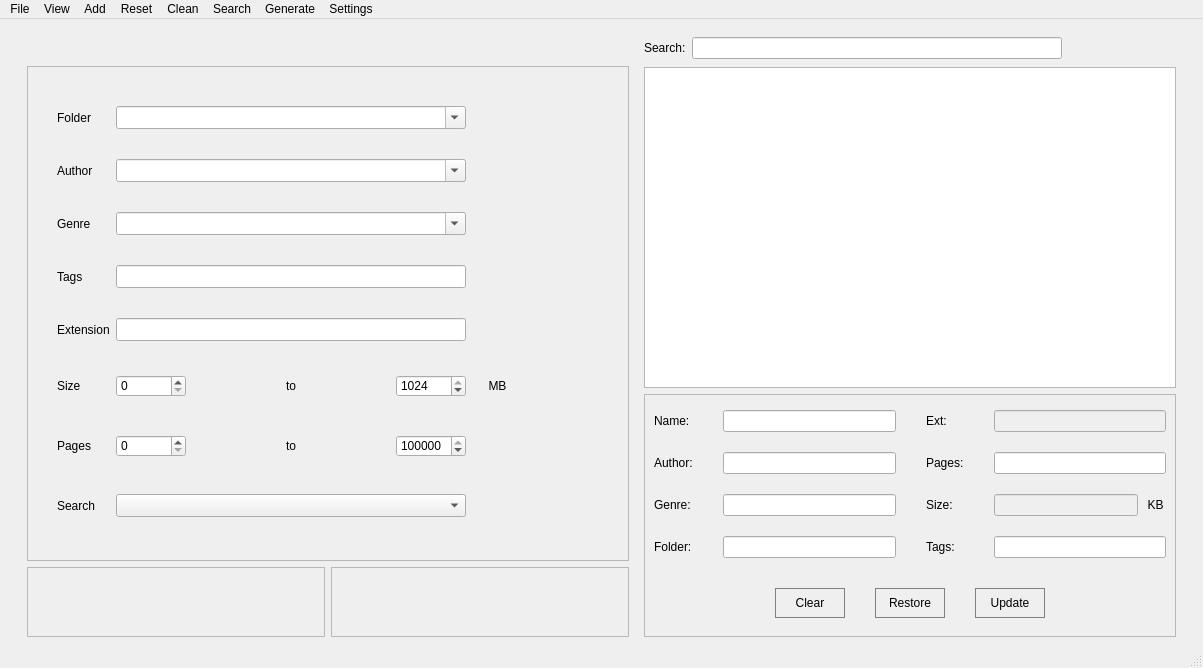
The window that mainwindow.ui (MarioFares/Ebook-Access-Cpp) describes before a commit, drawn with Qt 5.
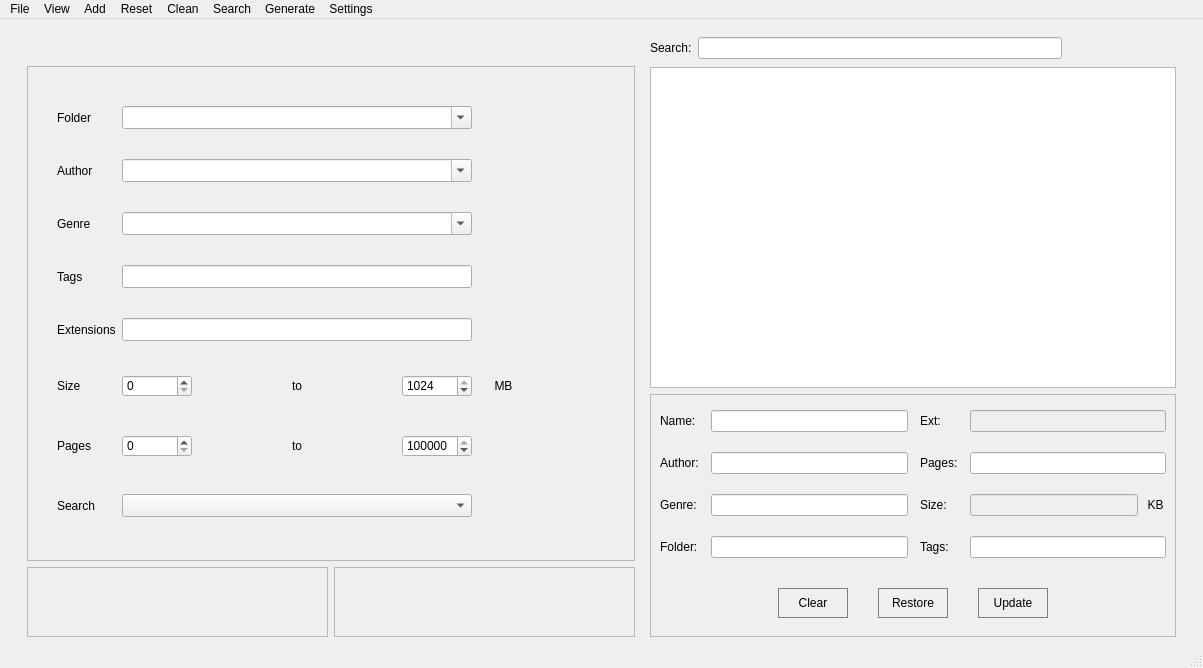
The same window after the commit. Icons and pictures are not drawn.

Commit message: Removed the horizontal layout in the untilities frame

```diff
--- a/mainwindow.ui
+++ b/mainwindow.ui
@@ -150,7 +150,7 @@
                <item row="4" column="0">
                 <widget class="QLabel" name="labelExtensionCriteria">
                  <property name="text">
-                  <string>Extension</string>
+                  <string>Extensions</string>
                  </property>
                 </widget>
                </item>
@@ -905,9 +905,7 @@
                <property name="frameShadow">
                 <enum>QFrame::Raised</enum>
                </property>
-               <layout class="QGridLayout" name="gridLayout_5">
-                <item row="0" column="0">
-                 <layout class="QHBoxLayout" name="horLayInfoButtons">
+               <layout class="QHBoxLayout" name="horizontalLayout_3">
                   <item>
                    <widget class="QPushButton" name="buttonSummaries">
                     <property name="minimumSize">
@@ -1014,8 +1012,6 @@
                    </widget>
                   </item>
                  </layout>
-                </item>
-               </layout>
               </widget>
              </item>
             </layout>
@@ -1254,15 +1250,24 @@
                 <number>9</number>
                </property>
                <item>
-                <layout class="QGridLayout" name="gridLayDetailsFields">
+                <layout class="QGridLayout" name="gridLayDetailsFields" rowstretch="1,1,1,1" rowminimumheight="1,1,1,1">
                  <property name="sizeConstraint">
                   <enum>QLayout::SetNoConstraint</enum>
                  </property>
+                 <property name="horizontalSpacing">
+                  <number>12</number>
+                 </property>
                  <property name="verticalSpacing">
                   <number>20</number>
                  </property>
                  <item row="2" column="2">
                   <widget class="QLabel" name="labelDetailsSize">
+                   <property name="maximumSize">
+                    <size>
+                     <width>16777215</width>
+                     <height>24</height>
+                    </size>
+                   </property>
                    <property name="text">
                     <string>Size:</string>
                    </property>
@@ -1292,6 +1297,12 @@
                      <height>0</height>
                     </size>
                    </property>
+                   <property name="maximumSize">
+                    <size>
+                     <width>16777215</width>
+                     <height>24</height>
+                    </size>
+                   </property>
                    <property name="styleSheet">
                     <string notr="true">QFrame {
 border: 0px;
@@ -1373,6 +1384,12 @@
                  </item>
                  <item row="3" column="2">
                   <widget class="QLabel" name="labelDetailsGroups">
+                   <property name="maximumSize">
+                    <size>
+                     <width>16777215</width>
+                     <height>24</height>
+                    </size>
+                   </property>
                    <property name="text">
                     <string>Tags:</string>
                    </property>
@@ -1380,6 +1397,12 @@
                  </item>
                  <item row="0" column="0">
                   <widget class="QLabel" name="labelDetailsName">
+                   <property name="maximumSize">
+                    <size>
+                     <width>16777215</width>
+                     <height>24</height>
+                    </size>
+                   </property>
                    <property name="text">
                     <string>Name:</string>
                    </property>
@@ -1438,6 +1461,12 @@
                  </item>
                  <item row="0" column="2">
                   <widget class="QLabel" name="labelDetailsExt">
+                   <property name="maximumSize">
+                    <size>
+                     <width>16777215</width>
+                     <height>24</height>
+                    </size>
+                   </property>
                    <property name="text">
                     <string>Ext:</string>
                    </property>
@@ -1445,6 +1474,12 @@
                  </item>
                  <item row="1" column="2">
                   <widget class="QLabel" name="labelDetailsPages">
+                   <property name="maximumSize">
+                    <size>
+                     <width>16777215</width>
+                     <height>24</height>
+                    </size>
+                   </property>
                    <property name="text">
                     <string>Pages:</string>
                    </property>
@@ -1452,6 +1487,12 @@
                  </item>
                  <item row="2" column="0">
                   <widget class="QLabel" name="labelDetailsGenre">
+                   <property name="maximumSize">
+                    <size>
+                     <width>16777215</width>
+                     <height>24</height>
+                    </size>
+                   </property>
                    <property name="text">
                     <string>Genre:</string>
                    </property>
@@ -1459,6 +1500,12 @@
                  </item>
                  <item row="3" column="0">
                   <widget class="QLabel" name="labelDetailsFolder">
+                   <property name="maximumSize">
+                    <size>
+                     <width>16777215</width>
+                     <height>24</height>
+                    </size>
+                   </property>
                    <property name="text">
                     <string>Folder:</string>
                    </property>
@@ -1466,6 +1513,12 @@
                  </item>
                  <item row="1" column="0">
                   <widget class="QLabel" name="labelDetailsAuthor">
+                   <property name="maximumSize">
+                    <size>
+                     <width>16777215</width>
+                     <height>24</height>
+                    </size>
+                   </property>
                    <property name="text">
                     <string>Author:</string>
                    </property>
```
Left out of the diff: 8 changed lines with no effect on the pictures. Lines whose indentation alone changed are shown as unchanged.
